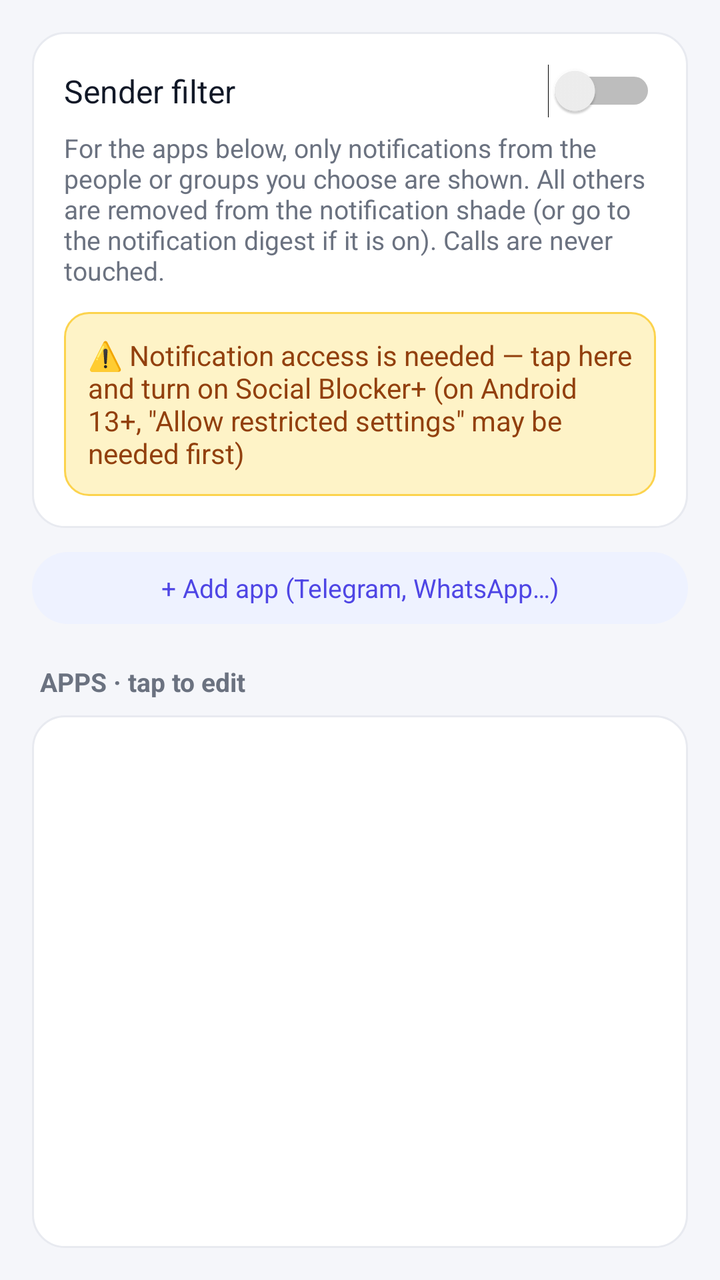
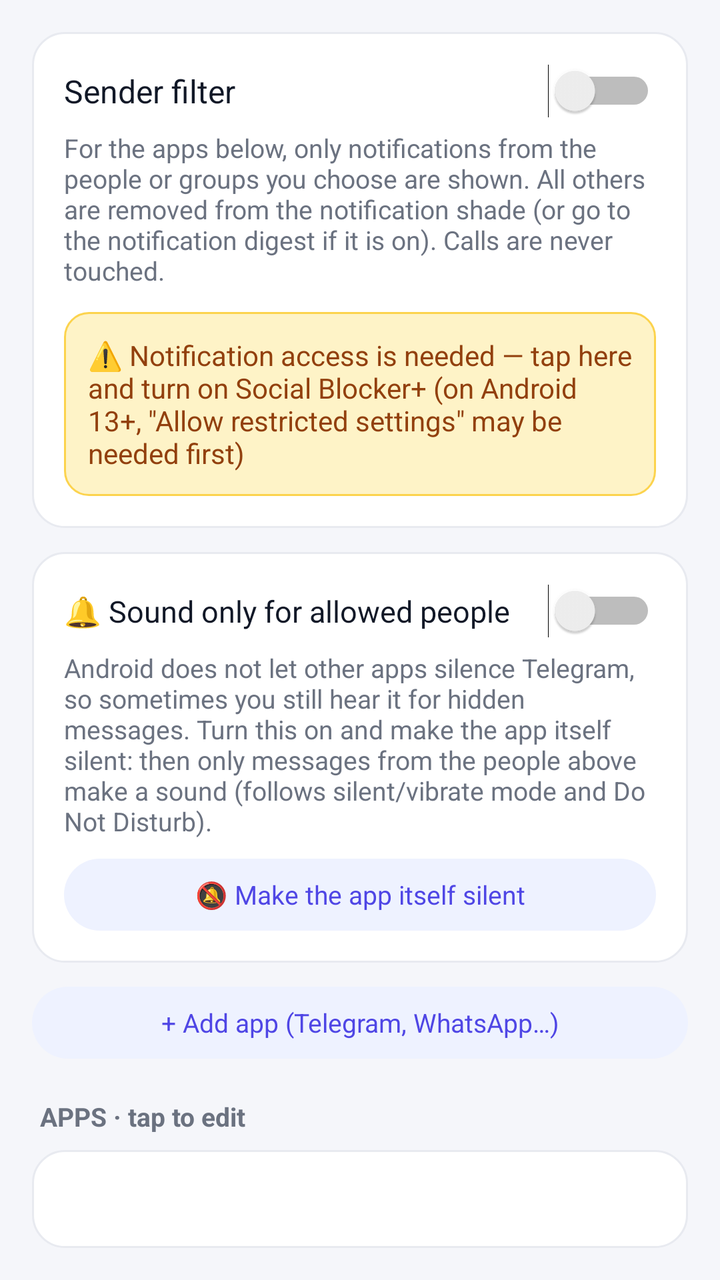

Screens rendered from an Android XML layout before and after an edit, with the pre-edit source and the edit as a unified diff.
<!-- AndroidManifest.xml: application theme AppTheme -->
<!-- res/layout/activity_notif_filter.xml -->
<?xml version="1.0" encoding="utf-8"?>
<LinearLayout xmlns:android="http://schemas.android.com/apk/res/android"
    android:layout_width="match_parent"
    android:layout_height="match_parent"
    android:background="@color/bg"
    android:orientation="vertical"
    android:padding="16dp">

    <LinearLayout
        android:layout_width="match_parent"
        android:layout_height="wrap_content"
        android:background="@drawable/bg_card"
        android:orientation="vertical"
        android:padding="16dp">

        <Switch
            android:id="@+id/nfSwitch"
            android:layout_width="match_parent"
            android:layout_height="wrap_content"
            android:text="@string/nf_switch"
            android:textColor="@color/text"
            android:textSize="16sp" />

        <TextView
            android:layout_width="match_parent"
            android:layout_height="wrap_content"
            android:layout_marginTop="6dp"
            android:text="@string/nf_desc"
            android:textColor="@color/text_muted"
            android:textSize="13sp" />

        <TextView
            android:id="@+id/nfAccess"
            android:layout_width="match_parent"
            android:layout_height="wrap_content"
            android:layout_marginTop="12dp"
            android:background="@drawable/bg_warning"
            android:clickable="true"
            android:focusable="true"
            android:padding="12dp"
            android:text="@string/digest_access_needed"
            android:textColor="@color/warning_text"
            android:textSize="14sp" />
    </LinearLayout>

    <TextView
        android:id="@+id/nfAdd"
        style="@style/Chip"
        android:layout_width="match_parent"
        android:layout_marginTop="12dp"
        android:layout_marginEnd="0dp"
        android:text="@string/nf_add_app" />

    <TextView
        style="@style/SectionTitle"
        android:text="@string/nf_rules_header" />

    <ListView
        android:id="@+id/nfList"
        android:layout_width="match_parent"
        android:layout_height="0dp"
        android:layout_weight="1"
        android:background="@drawable/bg_card"
        android:divider="@color/divider"
        android:dividerHeight="1dp" />
</LinearLayout>
<!-- resources referenced by this layout -->
<resources>
  <color name="bg">#F5F6FA</color>
  <color name="divider">#EEF0F4</color>
  <color name="text">#111827</color>
  <color name="text_muted">#6B7280</color>
  <color name="warning_text">#92400E</color>
  <!-- drawable bg_card (drawable) -->
  <?xml version="1.0" encoding="utf-8"?>
  <shape xmlns:android="http://schemas.android.com/apk/res/android" android:shape="rectangle">
      <solid android:color="@color/card" />
      <corners android:radius="16dp" />
      <stroke android:width="1dp" android:color="@color/card_stroke" />
  </shape>
  <!-- drawable bg_warning (drawable) -->
  <?xml version="1.0" encoding="utf-8"?>
  <shape xmlns:android="http://schemas.android.com/apk/res/android" android:shape="rectangle">
      <solid android:color="#FEF3C7" />
      <corners android:radius="12dp" />
      <stroke android:width="1dp" android:color="#FCD34D" />
  </shape>
  <string name="digest_access_needed">⚠️ Notification access is needed — tap here and turn on Social Blocker+ (on Android 13+, \"Allow restricted settings\" may be needed first)</string>
  <string name="nf_add_app">+ Add app (Telegram, WhatsApp…)</string>
  <string name="nf_desc">For the apps below, only notifications from the people or groups you choose are shown. All others are removed from the notification shade (or go to the notification digest if it is on). Calls are never touched.</string>
  <string name="nf_rules_header">APPS · tap to edit</string>
  <string name="nf_switch">Sender filter</string>
  <style name="SectionTitle">
          <item name="android:layout_width">match_parent</item>
          <item name="android:layout_height">wrap_content</item>
          <item name="android:layout_marginTop">20dp</item>
          <item name="android:layout_marginBottom">8dp</item>
          <item name="android:paddingStart">4dp</item>
          <item name="android:textColor">@color/text_muted</item>
          <item name="android:textSize">13sp</item>
          <item name="android:textStyle">bold</item>
      </style>
  <style name="AppTheme" parent="android:Theme.Material.Light.DarkActionBar">
          <item name="android:colorPrimary">@color/primary</item>
          <item name="android:colorPrimaryDark">@color/primary_dark</item>
          <item name="android:colorAccent">@color/primary</item>
          <item name="android:statusBarColor">@color/primary_dark</item>
          <item name="android:windowBackground">@color/bg</item>
      </style>
  <color name="card">#FFFFFF</color>
  <color name="card_stroke">#E8EAF0</color>
  <!-- drawable bg_chip (drawable) -->
  <?xml version="1.0" encoding="utf-8"?>
  <ripple xmlns:android="http://schemas.android.com/apk/res/android" android:color="#224F46E5">
      <item>
          <shape android:shape="rectangle">
              <solid android:color="@color/primary_soft" />
              <corners android:radius="18dp" />
          </shape>
      </item>
  </ripple>
  <color name="primary">#4F46E5</color>
  <color name="primary_dark">#4338CA</color>
  <color name="primary_soft">#EEF2FF</color>
  <!-- unchanged entries left out for length: 1 -->
</resources>

<!-- the commit's change to res/layout/activity_notif_filter.xml (unified diff, before → after) -->
@@ -43,6 +43,39 @@
             android:textSize="14sp" />
     </LinearLayout>
 
+    <LinearLayout
+        android:layout_width="match_parent"
+        android:layout_height="wrap_content"
+        android:layout_marginTop="12dp"
+        android:background="@drawable/bg_card"
+        android:orientation="vertical"
+        android:padding="16dp">
+
+        <Switch
+            android:id="@+id/nfSound"
+            android:layout_width="match_parent"
+            android:layout_height="wrap_content"
+            android:text="@string/nf_sound"
+            android:textColor="@color/text"
+            android:textSize="15sp" />
+
+        <TextView
+            android:layout_width="match_parent"
+            android:layout_height="wrap_content"
+            android:layout_marginTop="6dp"
+            android:text="@string/nf_sound_desc"
+            android:textColor="@color/text_muted"
+            android:textSize="13sp" />
+
+        <TextView
+            android:id="@+id/nfMuteApp"
+            style="@style/Chip"
+            android:layout_width="match_parent"
+            android:layout_marginTop="10dp"
+            android:layout_marginEnd="0dp"
+            android:text="@string/nf_mute_app" />
+    </LinearLayout>
+
     <TextView
         android:id="@+id/nfAdd"
         style="@style/Chip"
<!-- resource entries referenced after the edit -->
@@ -22,7 +22,10 @@
   <string name="digest_access_needed">⚠️ Notification access is needed — tap here and turn on Social Blocker+ (on Android 13+, \"Allow restricted settings\" may be needed first)</string>
   <string name="nf_add_app">+ Add app (Telegram, WhatsApp…)</string>
   <string name="nf_desc">For the apps below, only notifications from the people or groups you choose are shown. All others are removed from the notification shade (or go to the notification digest if it is on). Calls are never touched.</string>
+  <string name="nf_mute_app">🔕 Make the app itself silent</string>
   <string name="nf_rules_header">APPS · tap to edit</string>
+  <string name="nf_sound">🔔 Sound only for allowed people</string>
+  <string name="nf_sound_desc">Android does not let other apps silence Telegram, so sometimes you still hear it for hidden messages. Turn this on and make the app itself silent: then only messages from the people above make a sound (follows silent/vibrate mode and Do Not Disturb).</string>
   <string name="nf_switch">Sender filter</string>
   <style name="SectionTitle">
           <item name="android:layout_width">match_parent</item>
